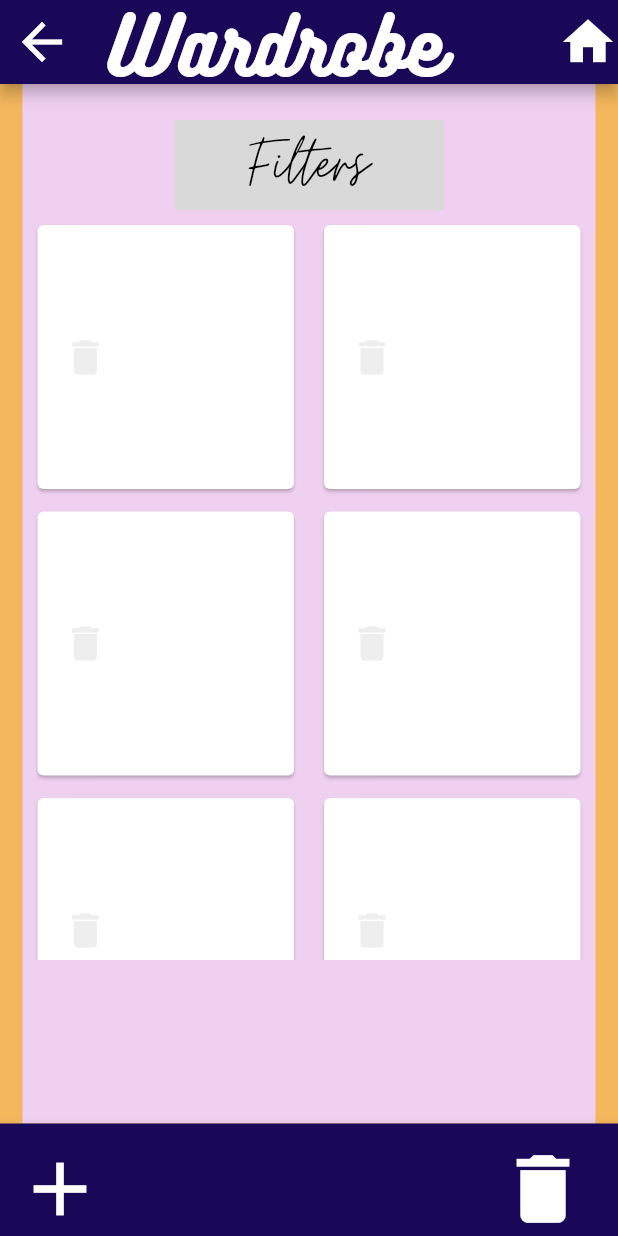
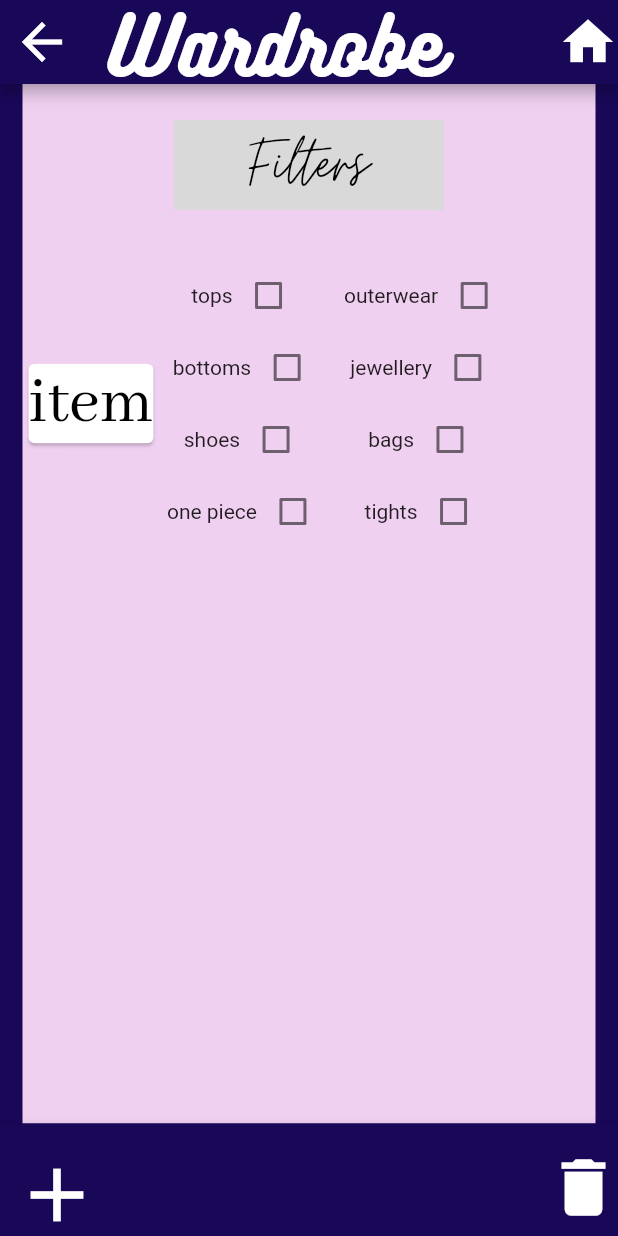
Before and after one commit to srour166/MatchyMatchy, a Flutter app: the screen it shows after launch, on a phone screen of 412 x 824 dp. Run offline on Flutter 3.47's test engine with Material 2 defaults, Android fonts, the phone set to English and light mode, and no system bars.

Commit message:
added filter page fst try

```diff
--- /dev/null
+++ b/lib/filters.dart
@@ -0,0 +1,169 @@
+import 'package:flutter/material.dart';
+
+class FiltersPage extends StatefulWidget {
+  @override
+  _FiltersPageState createState() => _FiltersPageState();
+}
+
+class _FiltersPageState extends State<FiltersPage> {
+  Widget checkbox(String title, bool boolValue) {
+    return Column(
+      mainAxisAlignment: MainAxisAlignment.center,
+      children: <Widget>[
+        Row(
+          children: <Widget>[
+            Text(title),
+            Container(
+                alignment: Alignment.topLeft,
+                child: Checkbox(
+                    value: boolValue,
+                    onChanged: (bool value) {
+                      setState(() {
+                        for (int i = 0; i < items.length; i++) {
+                          if (title == items[i].title) {
+                            items[i].checkbox = value;
+                          }
+                        }
+                      });
+                    }))
+          ],
+        )
+      ],
+    );
+  }
+
+  @override
+  Widget build(BuildContext context) {
+    return MaterialApp(
+        home: Scaffold(
+      backgroundColor: Color(0xFF190758),
+      body: Container(
+          child: Column(children: <Widget>[
+            Container(
+              child: Text('Filters',
+                  style: TextStyle(
+                      fontFamily: 'Moontime',
+                      fontSize: 50,
+                      color: Colors.black)),
+              color: Color(0xFFd9d9d9),
+              padding: EdgeInsets.fromLTRB(50, 0, 50, 0),
+            ),
+            Container(
+              height: 30,
+            ),
+            Row(children: <Widget>[
+              Card(
+                child: Text(
+                  'item',
+                  style: TextStyle(
+                      fontFamily: 'AbhayaLibre',
+                      fontSize: 45,
+                      color: Colors.black),
+                ),
+                color: Colors.white,
+              ),
+              Row(
+                children: <Widget>[
+                  Container(
+                      margin: EdgeInsets.fromLTRB(5.0, 3.0, 5.0, 3.0),
+                      child: Column(
+                        children: <Widget>[
+                          checkbox(items[0].title, items[0].checkbox),
+                          checkbox(items[1].title, items[1].checkbox),
+                          checkbox(items[2].title, items[2].checkbox),
+                          checkbox(items[3].title, items[3].checkbox),
+                        ],
+                      )),
+                  Container(
+                      margin: EdgeInsets.fromLTRB(5.0, 3.0, 5.0, 3.0),
+                      child: Column(
+                        children: <Widget>[
+                          checkbox(items[4].title, items[4].checkbox),
+                          checkbox(items[5].title, items[5].checkbox),
+                          checkbox(items[6].title, items[6].checkbox),
+                          checkbox(items[7].title, items[7].checkbox),
+                        ],
+                      )),
+                ],
+              )
+            ])
+          ]),
+          alignment: Alignment.center,
+          margin: EdgeInsets.fromLTRB(15, 0, 15, 0),
+          padding: EdgeInsets.only(top: 24),
+          color: Color(0xFFf0d0f1)),
+      appBar: new AppBar(
+          backgroundColor: Color(0xFF190758),
+          title: const Text('Wardrobe',
+              style: TextStyle(
+                  fontFamily: 'Bukhari', fontSize: 50, color: Colors.white)),
+          leading: IconButton(
+              icon: Icon(choices[0].icon, color: Colors.white, size: 40),
+              onPressed: () => {},
+              splashColor: Colors.grey),
+          actions: <Widget>[
+            IconButton(
+              icon: Icon(choices[1].icon, color: Colors.white, size: 40),
+              onPressed: () => {},
+            )
+          ]),
+      bottomNavigationBar: BottomAppBar(
+          color: Color(0xFF190758),
+          shape: CircularNotchedRectangle(),
+          child: Container(
+              height: 75,
+              child: Row(
+                  mainAxisSize: MainAxisSize.max,
+                  mainAxisAlignment: MainAxisAlignment.spaceBetween,
+                  children: <Widget>[
+                    IconButton(
+                      iconSize: 40.0,
+                      // padding: EdgeInsets.only(left: 10),
+                      icon:
+                          Icon(choices[2].icon, color: Colors.white, size: 60),
+                      onPressed: () => {},
+                      splashColor: Colors.grey,
+                    ),
+                    IconButton(
+                        iconSize: 40.0,
+                        // padding: EdgeInsets.only(right: 0),
+                        icon: Icon(choices[3].icon,
+                            color: Colors.white, size: 50),
+                        onPressed: () => {},
+                        splashColor: Colors.grey)
+                  ]))),
+    ));
+  }
+}
+
+class Items {
+  Items({this.title, this.checkbox});
+
+  String title;
+  bool checkbox;
+}
+
+List<Items> items = <Items>[
+  Items(title: 'tops', checkbox: false),
+  Items(title: 'bottoms', checkbox: false),
+  Items(title: 'shoes', checkbox: false),
+  Items(title: 'one piece', checkbox: false),
+  Items(title: 'outerwear', checkbox: false),
+  Items(title: 'jewellery', checkbox: false),
+  Items(title: 'bags', checkbox: false),
+  Items(title: 'tights', checkbox: false),
+];
+
+class Choice {
+  const Choice({this.title, this.icon});
+
+  final String title;
+  final IconData icon;
+}
+
+const List<Choice> choices = const <Choice>[
+  const Choice(title: 'back', icon: Icons.arrow_back),
+  const Choice(title: 'home', icon: Icons.home),
+  const Choice(title: 'add', icon: Icons.add),
+  const Choice(title: 'trash', icon: Icons.delete),
+];
--- a/lib/main.dart
+++ b/lib/main.dart
@@ -1,6 +1,7 @@
 import 'package:flutter/material.dart';
 import 'package:cluless1/load_screen.dart';
 import 'package:cluless1/wardrobe.dart';
+import 'package:cluless1/filters.dart';
 
 void main() {
   runApp(MyApp());
@@ -28,7 +29,7 @@ class MyApp extends StatelessWidget {
         // closer together (more dense) than on mobile platforms.
         visualDensity: VisualDensity.adaptivePlatformDensity,
       ),
-      home: WardrobePage(),
+      home: FiltersPage(),
     );
   }
 }
--- a/lib/wardrobe.dart
+++ b/lib/wardrobe.dart
@@ -78,18 +78,18 @@ class _WardrobePageState extends State<WardrobePage> {
                   mainAxisAlignment: MainAxisAlignment.spaceBetween,
                   children: <Widget>[
                     IconButton(
-                      iconSize: 30.0,
-                      padding: EdgeInsets.only(left: 10),
+                      iconSize: 40.0,
+                      // padding: EdgeInsets.only(left: 10),
                       icon:
                           Icon(choices[2].icon, color: Colors.white, size: 60),
                       onPressed: () => {},
                       splashColor: Colors.grey,
                     ),
                     IconButton(
-                        iconSize: 30.0,
-                        padding: EdgeInsets.only(right: 50),
+                        iconSize: 40.0,
+                        // padding: EdgeInsets.only(right: 0),
                         icon: Icon(choices[3].icon,
-                            color: Colors.white, size: 60),
+                            color: Colors.white, size: 50),
                         onPressed: () => {},
                         splashColor: Colors.grey)
                   ]))),
--- a/pubspec.yaml
+++ b/pubspec.yaml
@@ -25,6 +25,7 @@ dependencies:
     sdk: flutter
 
 
+
   # The following adds the Cupertino Icons font to your application.
   # Use with the CupertinoIcons class for iOS style icons.
   cupertino_icons: ^0.1.3
@@ -32,6 +33,8 @@ dependencies:
 dev_dependencies:
   flutter_test:
     sdk: flutter
+
+
 
 # For information on the generic Dart part of this file, see the
 # following page: https://dart.dev/tools/pub/pubspec
@@ -68,6 +71,9 @@ flutter:
     - family: Moontime
       fonts:
         - asset: fonts/MoonTime-Regular.ttf
+    - family: AbhayaLibre
+      fonts:
+        - asset: fonts/AbhayaLibre-Regular.ttf
 
   #   - family: Trajan Pro
   #     fonts:
```
Also changed, not shown: fonts/AbhayaLibre-Regular.ttf (added).
